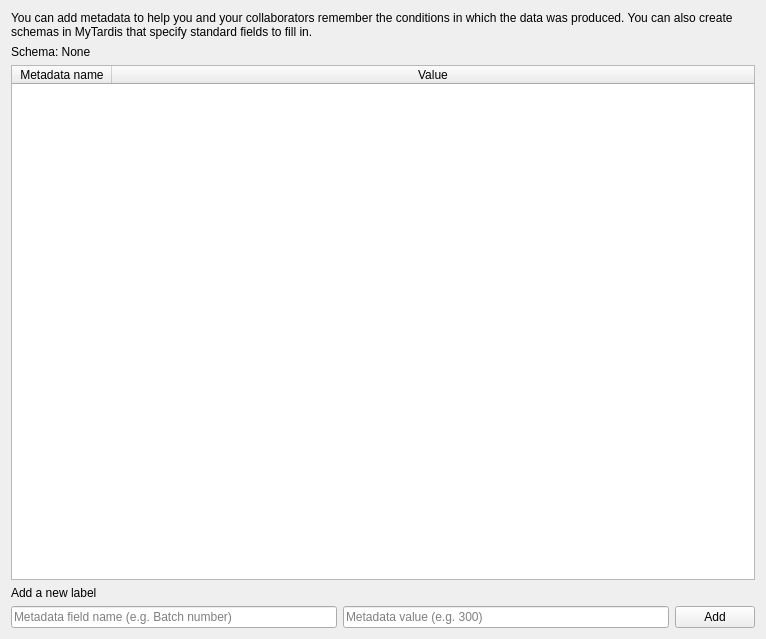
UoA-eResearch/mytardis_ime, file ui/MetadataTab.ui: the form before one commit.
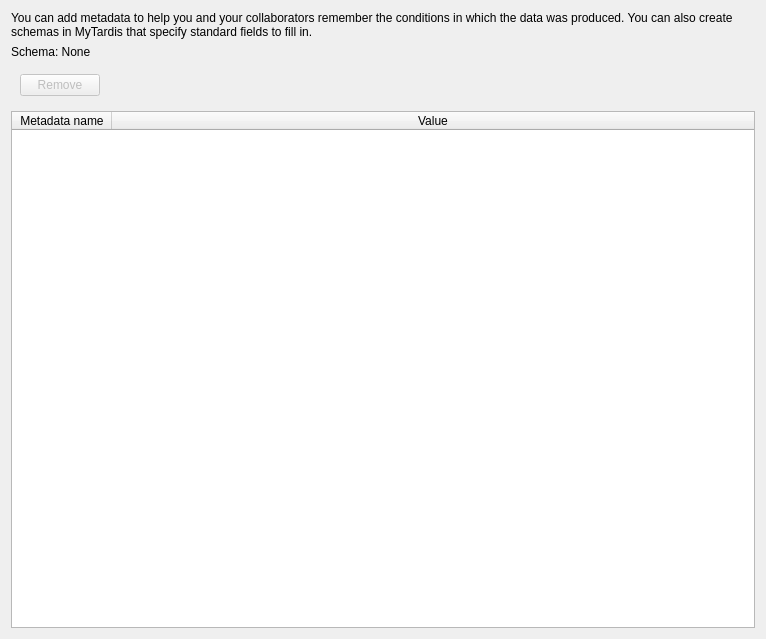
The form after the commit.

Commit message: Add delete function to metadata table

What changed in the file:
```diff
--- a/ui/MetadataTab.ui
+++ b/ui/MetadataTab.ui
@@ -31,6 +31,35 @@
      </property>
     </widget>
    </item>
+   <item>
+    <widget class="QWidget" name="widget" native="true">
+     <layout class="QHBoxLayout" name="horizontalLayout_2">
+      <item>
+       <widget class="QPushButton" name="remove_rows_btn">
+        <property name="enabled">
+         <bool>false</bool>
+        </property>
+        <property name="text">
+         <string>Remove</string>
+        </property>
+       </widget>
+      </item>
+      <item>
+       <spacer name="horizontalSpacer">
+        <property name="orientation">
+         <enum>Qt::Horizontal</enum>
+        </property>
+        <property name="sizeHint" stdset="0">
+         <size>
+          <width>40</width>
+          <height>20</height>
+         </size>
+        </property>
+       </spacer>
+      </item>
+     </layout>
+    </widget>
+   </item>
    <item>
     <widget class="QTableWidget" name="metadata_table">
      <attribute name="horizontalHeaderStretchLastSection">
@@ -51,38 +80,6 @@
      </column>
     </widget>
    </item>
-   <item>
-    <widget class="QLabel" name="label_3">
-     <property name="text">
-      <string>Add a new label</string>
-     </property>
-    </widget>
-   </item>
-   <item>
-    <layout class="QHBoxLayout" name="horizontalLayout">
-     <item>
-      <widget class="QLineEdit" name="lineEdit_2">
-       <property name="placeholderText">
-        <string>Metadata field name (e.g. Batch number)</string>
-       </property>
-      </widget>
-     </item>
-     <item>
-      <widget class="QLineEdit" name="lineEdit">
-       <property name="placeholderText">
-        <string>Metadata value (e.g. 300)</string>
-       </property>
-      </widget>
-     </item>
-     <item>
-      <widget class="QPushButton" name="pushButton">
-       <property name="text">
-        <string>Add</string>
-       </property>
-      </widget>
-     </item>
-    </layout>
-   </item>
   </layout>
  </widget>
  <resources/>
```
Left out of the diff: 3 changed lines with no effect on the pictures. The commit also changes 3 other files.
